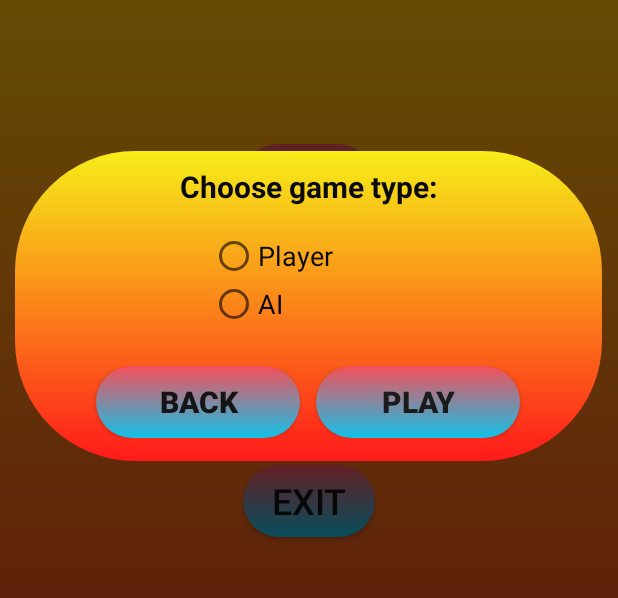
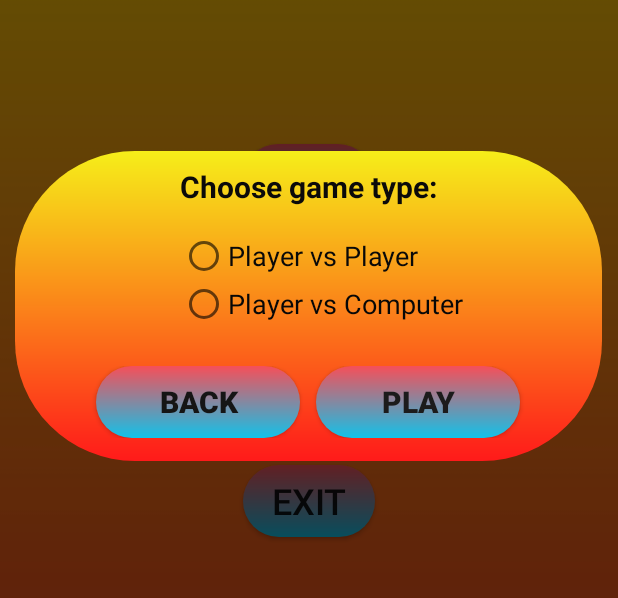
Before and after one commit to rysiek98/Tic-Tac-Toe, an Android app: the screen it shows after launch (MainActivity), after a tap on "PLAY", on a phone screen of 412 x 824 dp, the part 312-910 px from its top. Run offline under Robolectric (Android 15) with nearby library versions, the phone set to English and light mode, and no system bars.

Commit message:
Improved game logic class

```diff
--- a/XorO/app/src/main/java/com/example/xoro/Game.kt
+++ b/XorO/app/src/main/java/com/example/xoro/Game.kt
@@ -29,7 +29,7 @@ class Game : AppCompatActivity(){
         val bundle :Bundle ?=intent.extras
         val gameType = bundle!!.getString("ID_gameType")
         var playervsPlayer = false
-        if(gameType == "Player"){
+        if(gameType == "Player vs Player"){
          playervsPlayer = true
         }
 
--- a/XorO/app/src/main/res/layout/start_dialog.xml
+++ b/XorO/app/src/main/res/layout/start_dialog.xml
@@ -33,8 +33,8 @@
             android:id="@+id/rbPlayer"
             android:layout_width="207dp"
             android:layout_height="wrap_content"
-            android:layout_marginLeft="90dp"
-            android:text="Player"
+            android:layout_marginLeft="70dp"
+            android:text="Player vs Player"
             android:textColor="#090909"
             android:textSize="18sp" />
 
@@ -42,8 +42,8 @@
             android:id="@+id/rbAI"
             android:layout_width="208dp"
             android:layout_height="wrap_content"
-            android:layout_marginLeft="90dp"
-            android:text="AI"
+            android:layout_marginLeft="70dp"
+            android:text="Player vs Computer"
             android:textColor="#070707"
             android:textSize="18sp" />
 
```
